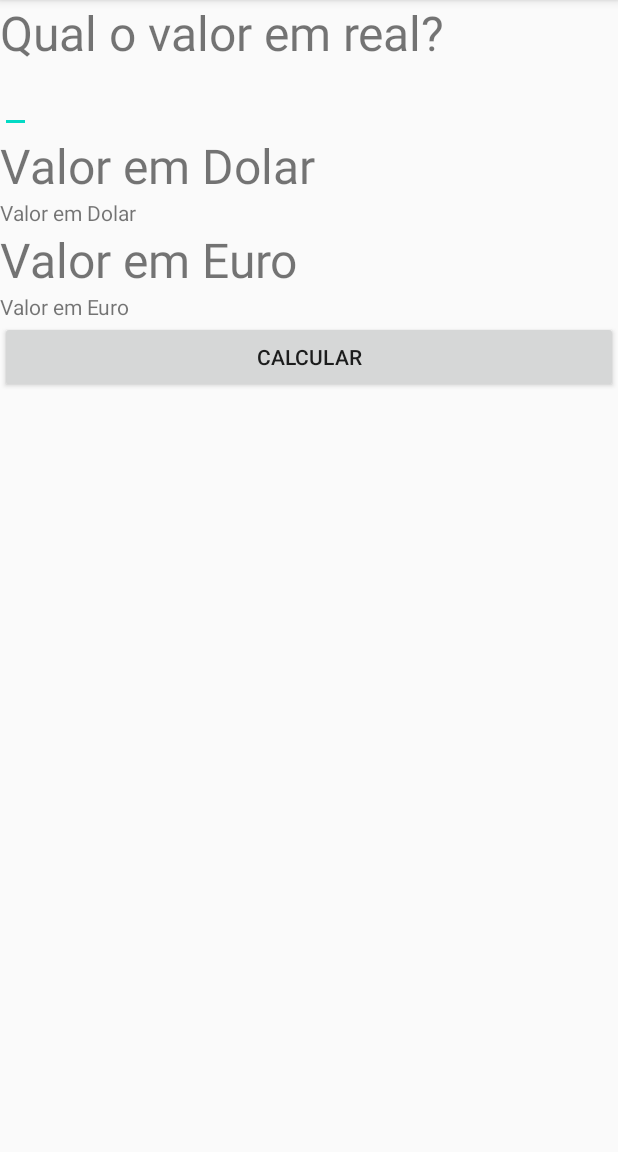
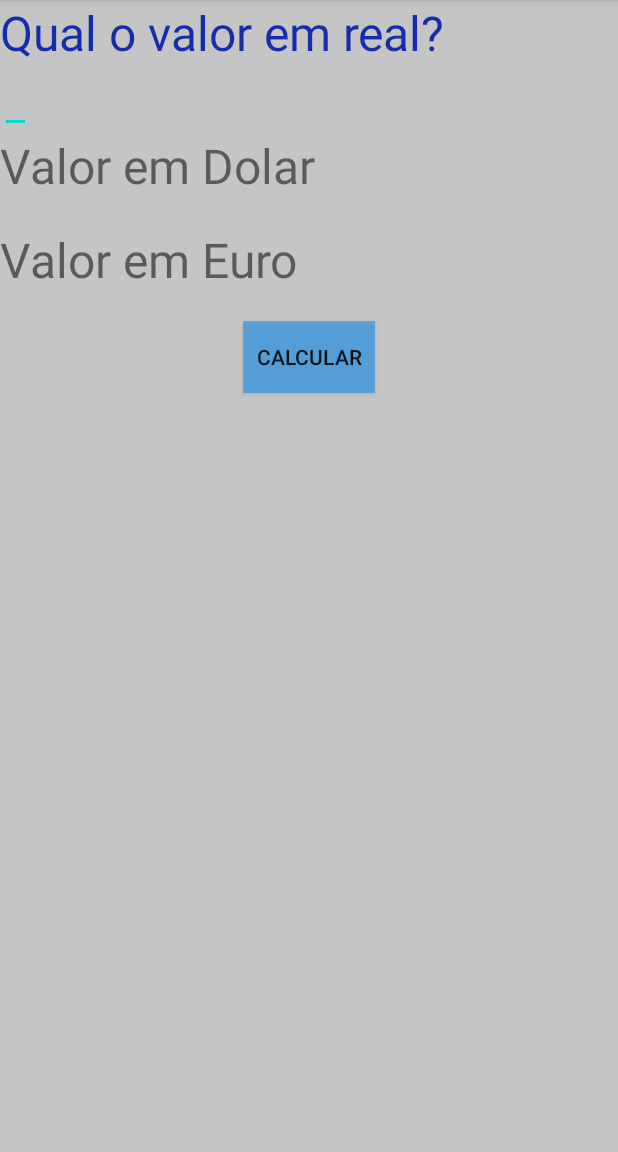
Before and after one commit to eduardoantunesnunes/CoversorDeMoedas, an Android app: the screen it shows after launch (MainActivity), on a phone screen of 412 x 824 dp, the part 84-1236 px from its top. Run offline under Robolectric (Android 15) with nearby library versions, the phone set to English and light mode, and no system bars.

Commit message:
Segundo commit

```diff
--- a/app/src/main/java/com/deveduardonunes/conversormoedas/MainActivity.java
+++ b/app/src/main/java/com/deveduardonunes/conversormoedas/MainActivity.java
@@ -3,12 +3,53 @@ package com.deveduardonunes.conversormoedas;
 import androidx.appcompat.app.AppCompatActivity;
 
 import android.os.Bundle;
+import android.view.View;
+import android.widget.Button;
+import android.widget.EditText;
+import android.widget.TextView;
+import android.widget.Toast;
 
-public class MainActivity extends AppCompatActivity {
+public class MainActivity extends AppCompatActivity implements View.OnClickListener{
+
+    private ViewHolder mViewHolder = new ViewHolder();
 
     @Override
     protected void onCreate(Bundle savedInstanceState) {
         super.onCreate(savedInstanceState);
         setContentView(R.layout.activity_main);
+
+        //View Holders para achar identificar os IDs
+        this.mViewHolder.editValue = findViewById(R.id.edit_value);
+        this.mViewHolder.textDolar = findViewById(R.id.text_dolar);
+        this.mViewHolder.textEuro = findViewById(R.id.text_euro);
+        this.mViewHolder.buttonCalculate = findViewById(R.id.button_calculate);
+        this.mViewHolder.buttonCalculate.setOnClickListener(this);
+
+        this.clearValues();
+
     }
+
+    @Override
+    public void onClick(View v) {
+        if(v.getId() == R.id.button_calculate){
+            String value = this.mViewHolder.editValue.getText().toString();
+            if("".equals(value)){
+                //Mostra mensagem pro usuário
+                Toast.makeText(this, R.string.informe_valor, Toast.LENGTH_LONG).show();
+            }else{
+
+            }
+        }
+    }
+    private void clearValues(){
+        this.mViewHolder.textDolar.setText("");
+        this.mViewHolder.textEuro.setText("");
+    }
+    private static class ViewHolder{
+        EditText editValue;
+        TextView textDolar;
+        TextView textEuro;
+        Button buttonCalculate;
+    }
+
 }
--- a/app/src/main/res/layout/activity_main.xml
+++ b/app/src/main/res/layout/activity_main.xml
@@ -1,46 +1,60 @@
 <?xml version="1.0" encoding="utf-8"?>
-<LinearLayout
-    xmlns:android="http://schemas.android.com/apk/res/android"
+<LinearLayout xmlns:android="http://schemas.android.com/apk/res/android"
     xmlns:app="http://schemas.android.com/apk/res-auto"
     xmlns:tools="http://schemas.android.com/tools"
     android:layout_width="match_parent"
     android:layout_height="match_parent"
     android:orientation="vertical"
+    android:background="#68787878"
     tools:context=".MainActivity">
 
     <TextView
         android:layout_width="wrap_content"
         android:layout_height="wrap_content"
-        android:textSize="32dp"
         android:text="@string/qual_o_valor_em_real"
-        />
+        android:textColor="#E8031DA8"
+        android:textSize="32dp" />
+
     <EditText
+        android:id="@+id/edit_value"
         android:layout_width="wrap_content"
         android:layout_height="wrap_content"
-        android:text=""/>
+        android:text="" />
+
     <TextView
         android:layout_width="wrap_content"
         android:layout_height="wrap_content"
+        android:text="@string/valor_em_dolar"
+
         android:textSize="32dp"
-        android:text="@string/valor_em_dolar"
         />
+
+    <TextView
+        android:id="@+id/text_dolar"
+        android:layout_width="wrap_content"
+        android:layout_height="wrap_content"
+        android:text="@string/valor_em_dolar" />
+
     <TextView
         android:layout_width="wrap_content"
         android:layout_height="wrap_content"
-        android:text="@string/valor_em_dolar"/>
+        android:text="@string/valor_em_euro"
+        android:textSize="32dp" />
+
     <TextView
+        android:id="@+id/text_euro"
         android:layout_width="wrap_content"
         android:layout_height="wrap_content"
-        android:textSize="32dp"
-        android:text="@string/valor_em_euro"
-        />
-    <TextView
+        android:text="@string/valor_em_euro" />
+
+
+    <Button
+        android:id="@+id/button_calculate"
         android:layout_width="wrap_content"
         android:layout_height="wrap_content"
-        android:text="@string/valor_em_euro"/>
-    <Button
-        android:layout_width="match_parent"
-        android:layout_height="wrap_content"
-        android:text="@string/calcular"/>
+        android:layout_gravity="center"
+        android:text="@string/calcular"
+        android:background="#9F2196F3"
+        />
 
 </LinearLayout>
--- a/app/src/main/res/values/strings.xml
+++ b/app/src/main/res/values/strings.xml
@@ -4,4 +4,5 @@
     <string name="valor_em_dolar">Valor em Dolar</string>
     <string name="valor_em_euro">Valor em Euro</string>
     <string name="calcular">Calcular</string>
+    <string name="informe_valor">Campo em branco! Informa um valor!</string>
 </resources>
```
